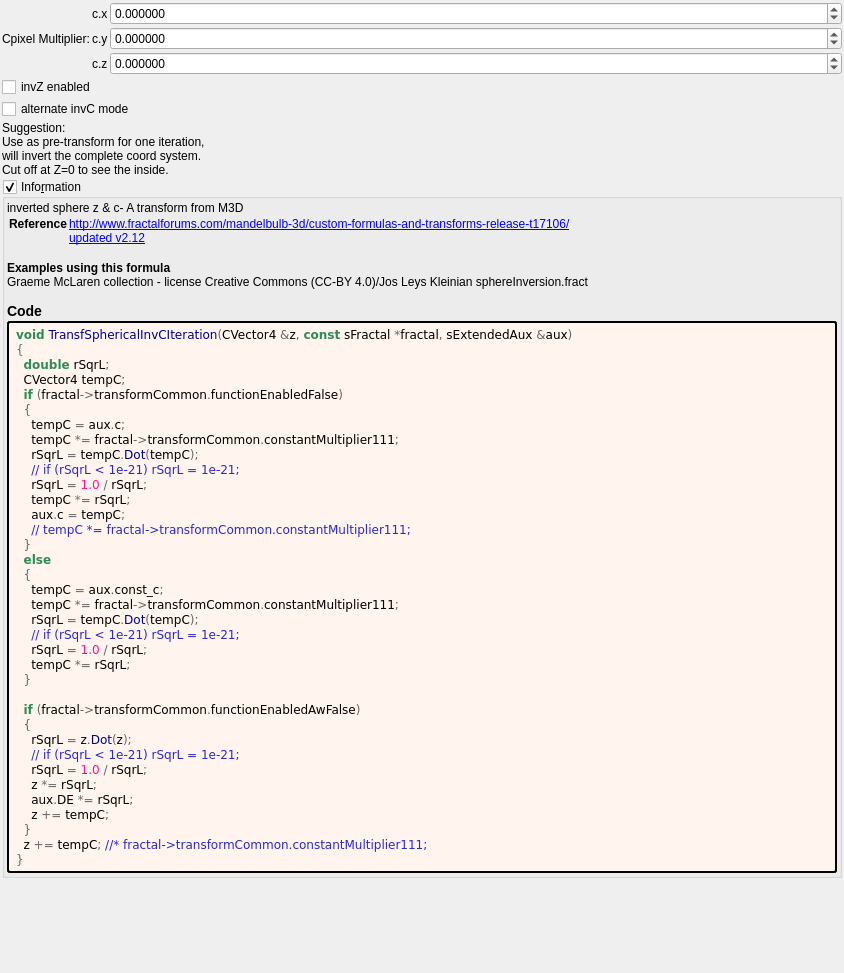
buddhi1980/mandelbulber2, file mandelbulber2/formula/ui/transf_spherical_inv_c.ui: the form before one commit.
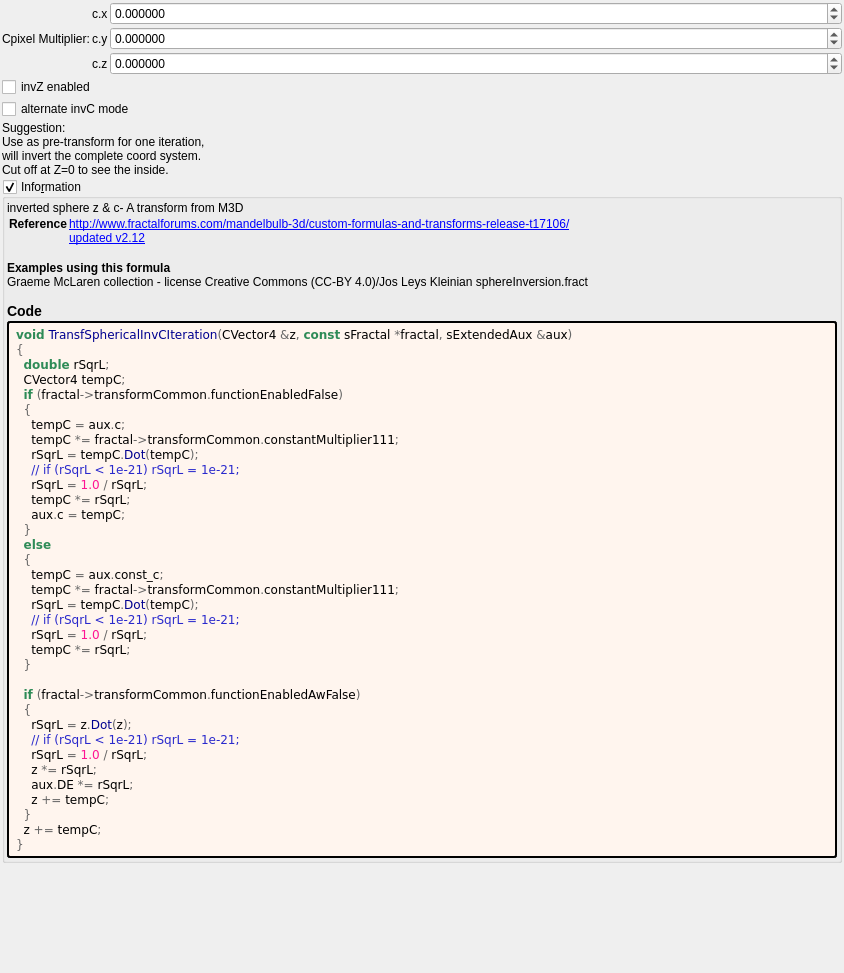
The form after the commit. Custom widgets are drawn as their Qt base class.

What changed in the file:
```diff
--- a/mandelbulber2/formula/ui/transf_spherical_inv_c.ui
+++ b/mandelbulber2/formula/ui/transf_spherical_inv_c.ui
@@ -243,7 +243,6 @@
     rSqrL &lt;span style=&quot;color:#676767&quot;&gt;=&lt;/span&gt; &lt;span style=&quot;color:#ff1493&quot;&gt;1.0&lt;/span&gt; &lt;span style=&quot;color:#676767&quot;&gt;/&lt;/span&gt; rSqrL&lt;span style=&quot;color:#676767&quot;&gt;;&lt;/span&gt;
     tempC &lt;span style=&quot;color:#676767&quot;&gt;*=&lt;/span&gt; rSqrL&lt;span style=&quot;color:#676767&quot;&gt;;&lt;/span&gt;
     aux&lt;span style=&quot;color:#676767&quot;&gt;.&lt;/span&gt;c &lt;span style=&quot;color:#676767&quot;&gt;=&lt;/span&gt; tempC&lt;span style=&quot;color:#676767&quot;&gt;;&lt;/span&gt;
-    &lt;span style=&quot;color:#2929cc&quot;&gt;// tempC *= fractal-&amp;gt;transformCommon.constantMultiplier111;&lt;/span&gt;
   &lt;span style=&quot;color:#676767&quot;&gt;}&lt;/span&gt;
   &lt;span style=&quot;color:#2e8b57; font-weight:bold&quot;&gt;else&lt;/span&gt;
   &lt;span style=&quot;color:#676767&quot;&gt;{&lt;/span&gt;
@@ -264,7 +263,7 @@
     aux&lt;span style=&quot;color:#676767&quot;&gt;.&lt;/span&gt;DE &lt;span style=&quot;color:#676767&quot;&gt;*=&lt;/span&gt; rSqrL&lt;span style=&quot;color:#676767&quot;&gt;;&lt;/span&gt;
     z &lt;span style=&quot;color:#676767&quot;&gt;+=&lt;/span&gt; tempC&lt;span style=&quot;color:#676767&quot;&gt;;&lt;/span&gt;
   &lt;span style=&quot;color:#676767&quot;&gt;}&lt;/span&gt;
-  z &lt;span style=&quot;color:#676767&quot;&gt;+=&lt;/span&gt; tempC&lt;span style=&quot;color:#676767&quot;&gt;;&lt;/span&gt; &lt;span style=&quot;color:#2929cc&quot;&gt;//* fractal-&amp;gt;transformCommon.constantMultiplier111;&lt;/span&gt;
+  z &lt;span style=&quot;color:#676767&quot;&gt;+=&lt;/span&gt; tempC&lt;span style=&quot;color:#676767&quot;&gt;;&lt;/span&gt;
 &lt;span style=&quot;color:#676767&quot;&gt;}&lt;/span&gt;
 &lt;/pre&gt;
 &lt;/body&gt;</string>
```
